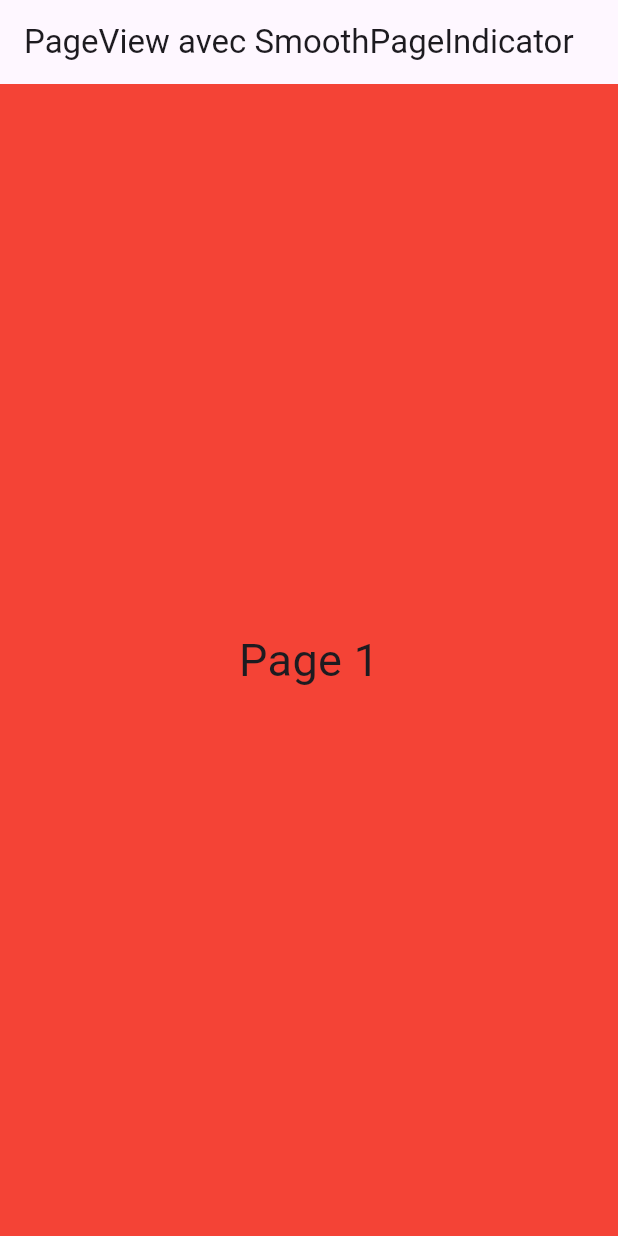
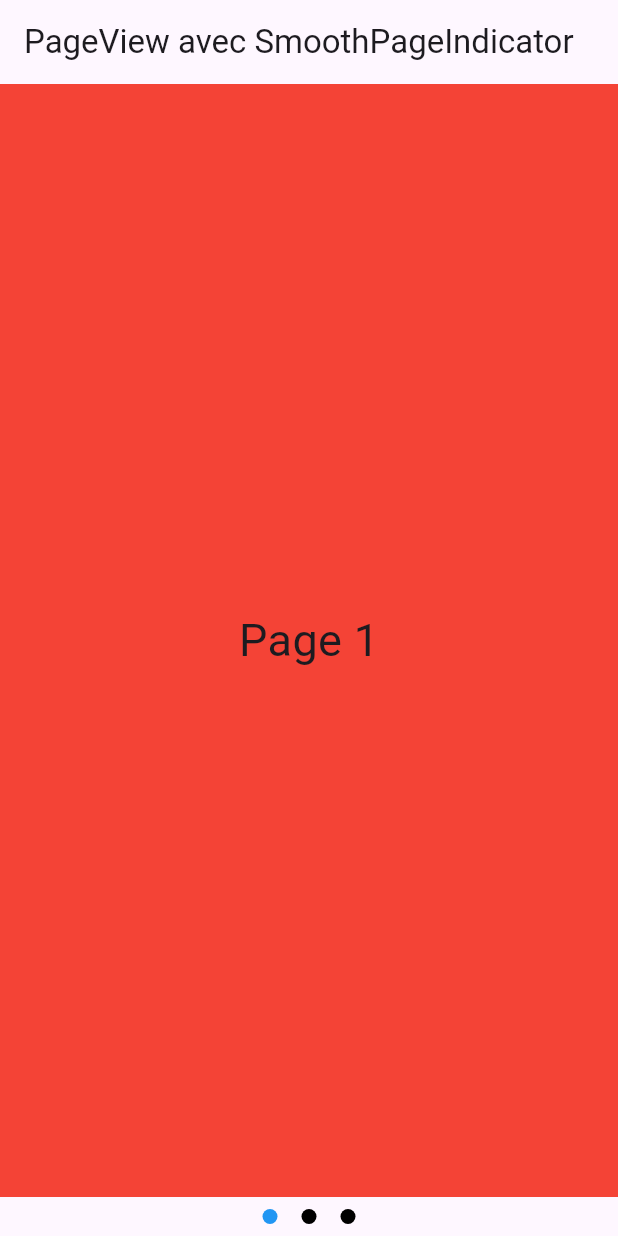
Before and after one commit to LINDEX171/skills, a Flutter app: the screen it shows after launch, on a phone screen of 412 x 824 dp. Run offline on Flutter 3.47's test engine with Material 3 defaults, Android fonts, the phone set to English and light mode, and no system bars; drawn by our look-alikes of smooth_page_indicator.

```diff
--- a/lib/main.dart
+++ b/lib/main.dart
@@ -28,17 +28,34 @@ class _MyAppState extends State<MyApp> {
                 children: <Widget>[
                   Container(
                     color: Colors.red,
-                    child: Center(child: Text('Page 1', style: TextStyle(fontSize: 30))),
+                    child: Center(
+                        child: Text('Page 1', style: TextStyle(fontSize: 30))),
                   ),
                   Container(
                     color: Colors.green,
-                    child: Center(child: Text('Page 2', style: TextStyle(fontSize: 30))),
+                    child: Center(
+                        child: Text('Page 2', style: TextStyle(fontSize: 30))),
                   ),
                   Container(
                     color: Colors.blue,
-                    child: Center(child: Text('Page 3', style: TextStyle(fontSize: 30))),
+                    child: Center(
+                        child: Text('Page 3', style: TextStyle(fontSize: 30))),
                   ),
                 ],
+              ),
+            ),
+            Padding(
+              padding: const EdgeInsets.all(8.0),
+              child: SmoothPageIndicator(
+                controller: _controller, // Contrôleur de PageView
+                count: 3, // Nombre total de pages
+                effect: WormEffect(
+                  dotHeight: 10,
+                  dotWidth: 10,
+                  spacing: 16,
+                  dotColor: Colors.black,
+                  activeDotColor: Colors.blue,
+                ),
               ),
             ),
             // Ajouter SmoothPageIndicator en bas pour montrer l'indicateur de la page courante
```
Also changed, not shown: 1 other file.
